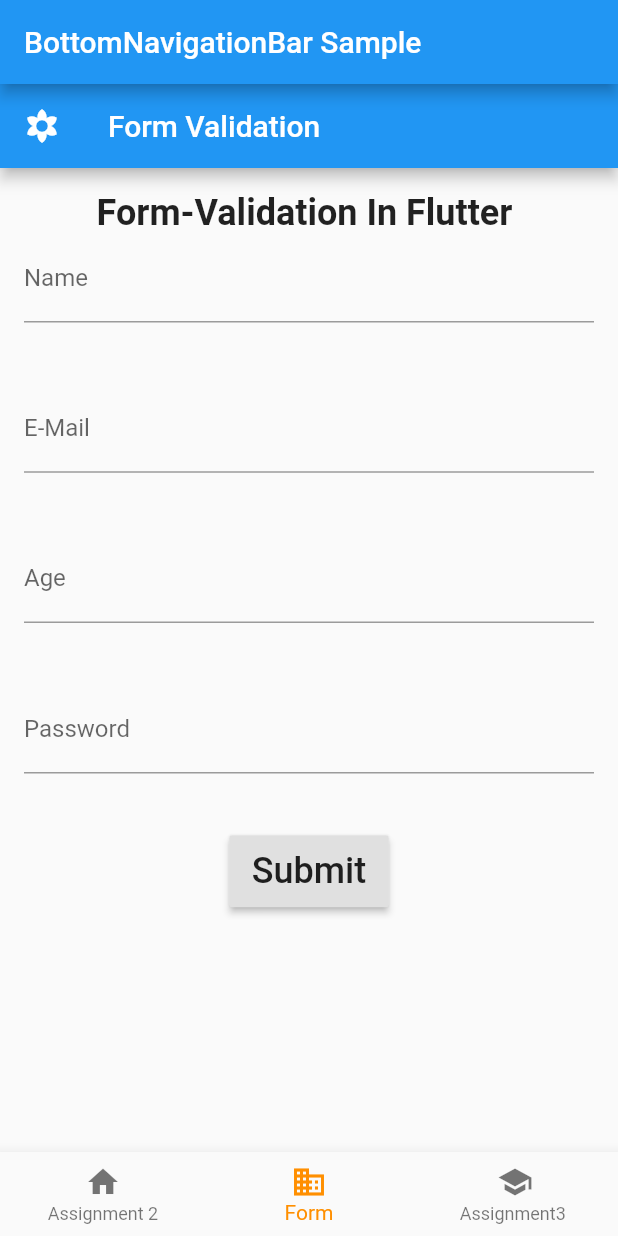
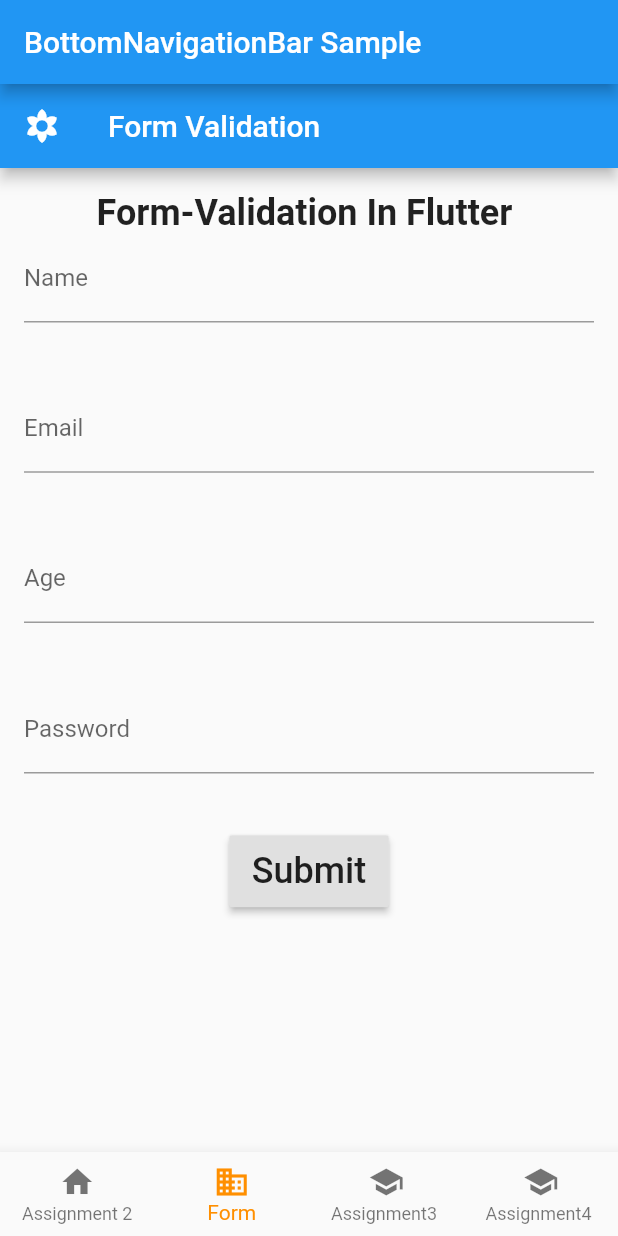
Before and after one commit to Osama33898/FlutterAssignment, a Flutter app: the screen it shows after launch, item 2 of the bottom bar chosen, on a phone screen of 412 x 824 dp. Run offline on Flutter 3.47's test engine with Material 2 defaults, Android fonts, the phone set to English and light mode, and no system bars.

Commit message:
3 assignment updated

```diff
--- a/lib/Formpage.dart
+++ b/lib/Formpage.dart
@@ -84,7 +84,7 @@ class _FormpageState extends State<Formpage> {
               ),
               TextFormField(
                 controller: emailController,
-                decoration: InputDecoration(labelText: 'E-Mail'),
+                decoration: InputDecoration(labelText: 'Email'),
                 keyboardType: TextInputType.emailAddress,
                 onFieldSubmitted: (value) {
                   //Validator
--- a/lib/main.dart
+++ b/lib/main.dart
@@ -96,7 +96,12 @@ class _MyHomePageState extends State<MyHomePage> {
             icon: Icon(Icons.school),
             label: 'Assignment3 ',
           ),
+          BottomNavigationBarItem(
+            icon: Icon(Icons.school),
+            label: 'Assignment4 ',
+          ),
         ],
+        type: BottomNavigationBarType.fixed,
         currentIndex: _selectedIndex,
         selectedItemColor: Colors.amber[800],
         onTap: _onItemTapped,
```
